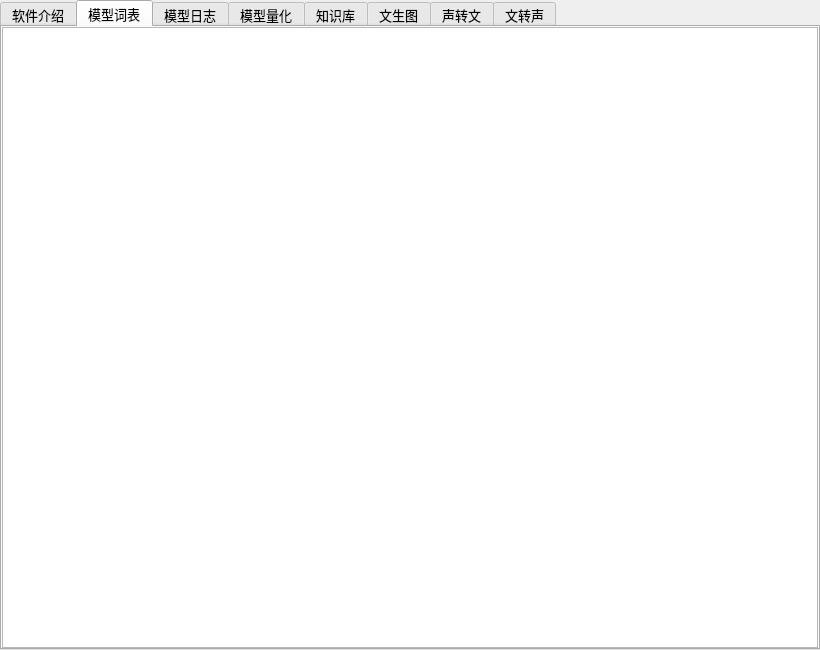
Above: expend.ui from ylsdamxssjxxdd/eva before the change. Below: the same form after it.
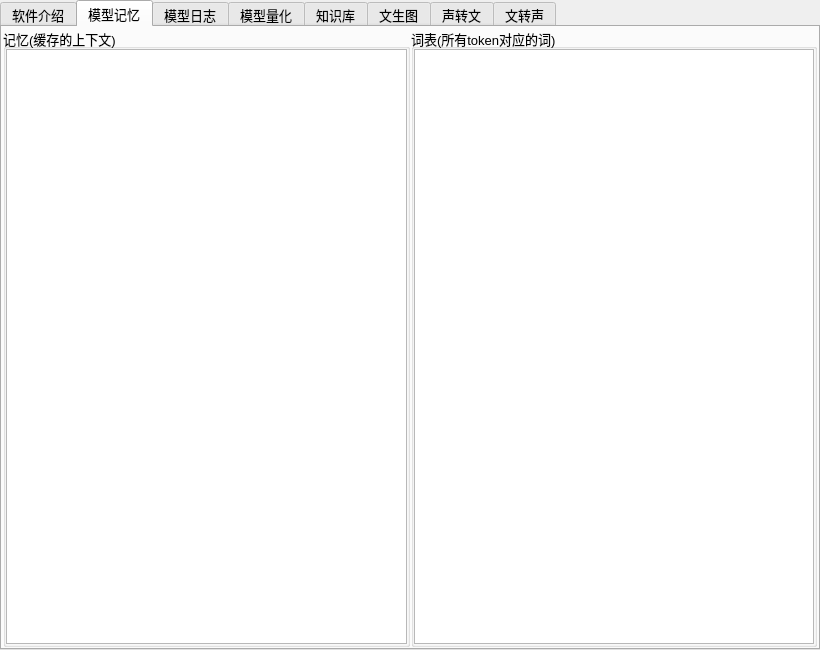
That is the form after the change. The open tabs and pages were chosen to show the change. Custom widgets are drawn as their Qt base class.

Commit message: 支持记忆矩阵显示

```diff
--- a/expend.ui
+++ b/expend.ui
@@ -75,9 +75,60 @@
      </widget>
      <widget class="QWidget" name="tab_2">
       <attribute name="title">
-       <string>模型词表</string>
+       <string>模型记忆</string>
       </attribute>
+      <layout class="QHBoxLayout" name="horizontalLayout_18">
+       <property name="spacing">
+        <number>1</number>
+       </property>
+       <property name="leftMargin">
+        <number>1</number>
+       </property>
+       <property name="topMargin">
+        <number>1</number>
+       </property>
+       <property name="rightMargin">
+        <number>1</number>
+       </property>
+       <property name="bottomMargin">
+        <number>1</number>
+       </property>
+       <item>
+        <widget class="QGroupBox" name="brain_groupBox">
+         <property name="title">
+          <string>记忆(缓存的上下文)</string>
+         </property>
       <layout class="QVBoxLayout" name="verticalLayout_3">
+          <property name="spacing">
+           <number>0</number>
+          </property>
+          <property name="leftMargin">
+           <number>0</number>
+          </property>
+          <property name="topMargin">
+           <number>0</number>
+          </property>
+          <property name="rightMargin">
+           <number>0</number>
+          </property>
+          <property name="bottomMargin">
+           <number>0</number>
+          </property>
+          <item>
+           <widget class="QTableWidget" name="brain_tableWidget"/>
+          </item>
+         </layout>
+        </widget>
+       </item>
+       <item>
+        <widget class="QGroupBox" name="vocab_groupBox">
+         <property name="title">
+          <string>词表(所有token对应的词)</string>
+         </property>
+         <layout class="QVBoxLayout" name="verticalLayout_2">
+          <property name="spacing">
+           <number>0</number>
+          </property>
        <property name="leftMargin">
         <number>0</number>
        </property>
@@ -98,6 +149,9 @@
            <pointsize>10</pointsize>
           </font>
          </property>
+           </widget>
+          </item>
+         </layout>
         </widget>
        </item>
       </layout>
```
Left out of the diff: 2 changed lines with no effect on the pictures. Lines whose indentation alone changed are shown as unchanged. The commit also changes 8 other files.
